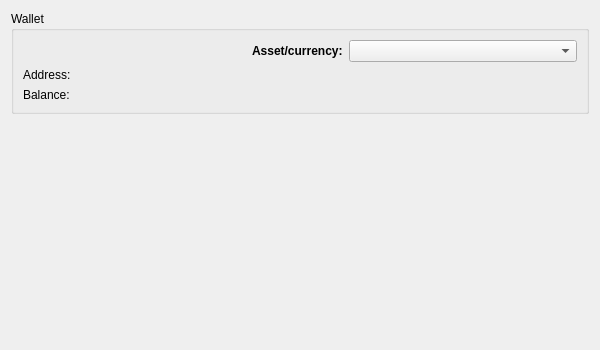
Above: ui/forms/overviewpage.ui from chromaway/ngcccbase before the change. Below: the same form after it.
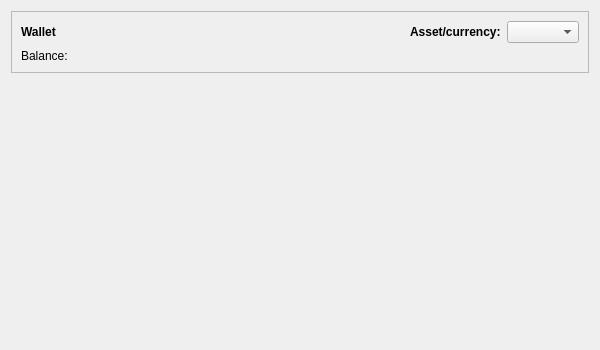
That is the form after the change.

What changed in the file:
```diff
--- a/ui/forms/overviewpage.ui
+++ b/ui/forms/overviewpage.ui
@@ -17,15 +17,31 @@
    <item>
     <layout class="QVBoxLayout" name="verticalLayout" stretch="0,1">
      <item>
-      <widget class="QGroupBox" name="groupBox">
-       <property name="title">
-        <string>Wallet</string>
+      <widget class="QFrame" name="frame">
+       <property name="frameShape">
+        <enum>QFrame::StyledPanel</enum>
        </property>
-       <layout class="QVBoxLayout" name="topLayout">
+       <property name="frameShadow">
+        <enum>QFrame::Raised</enum>
+       </property>
+       <layout class="QVBoxLayout" name="verticalLayout_2" stretch="0,1">
         <item>
-         <layout class="QHBoxLayout" name="horizontalLayout" stretch="1,0,1">
+         <layout class="QHBoxLayout" name="horizontalLayout_3">
           <item>
-           <spacer name="horizontalSpacer">
+           <widget class="QLabel" name="label">
+            <property name="font">
+             <font>
+              <weight>75</weight>
+              <bold>true</bold>
+             </font>
+            </property>
+            <property name="text">
+             <string>Wallet</string>
+            </property>
+           </widget>
+          </item>
+          <item>
+           <spacer name="horizontalSpacer_2">
             <property name="orientation">
              <enum>Qt::Horizontal</enum>
             </property>
@@ -51,53 +67,20 @@
            </widget>
           </item>
           <item>
-           <widget class="QComboBox" name="cb_monikers">
-            <property name="sizePolicy">
-             <sizepolicy hsizetype="Preferred" vsizetype="Fixed">
-              <horstretch>0</horstretch>
-              <verstretch>0</verstretch>
-             </sizepolicy>
-            </property>
-           </widget>
+           <widget class="QComboBox" name="cb_monikers"/>
           </item>
          </layout>
         </item>
         <item>
-         <layout class="QFormLayout" name="formLayout">
-          <item row="1" column="1">
-           <widget class="QLabel" name="lbl_address">
-            <property name="font">
-             <font>
-              <weight>75</weight>
-              <bold>true</bold>
-             </font>
-            </property>
-            <property name="cursor">
-             <cursorShape>IBeamCursor</cursorShape>
-            </property>
-            <property name="text">
-             <string/>
-            </property>
-            <property name="textInteractionFlags">
-             <set>Qt::LinksAccessibleByMouse|Qt::TextSelectableByKeyboard|Qt::TextSelectableByMouse</set>
-            </property>
-           </widget>
-          </item>
-          <item row="1" column="0">
-           <widget class="QLabel" name="label_6">
-            <property name="text">
-             <string>Address:</string>
-            </property>
-           </widget>
-          </item>
-          <item row="2" column="0">
+         <layout class="QFormLayout" name="formLayout_3">
+          <item row="0" column="0">
            <widget class="QLabel" name="label_3">
             <property name="text">
              <string>Balance:</string>
             </property>
            </widget>
           </item>
-          <item row="2" column="1">
+          <item row="0" column="1">
            <widget class="QLabel" name="lbl_balance">
             <property name="font">
              <font>
```
Left out of the diff: 2 changed lines with no effect on the pictures.
